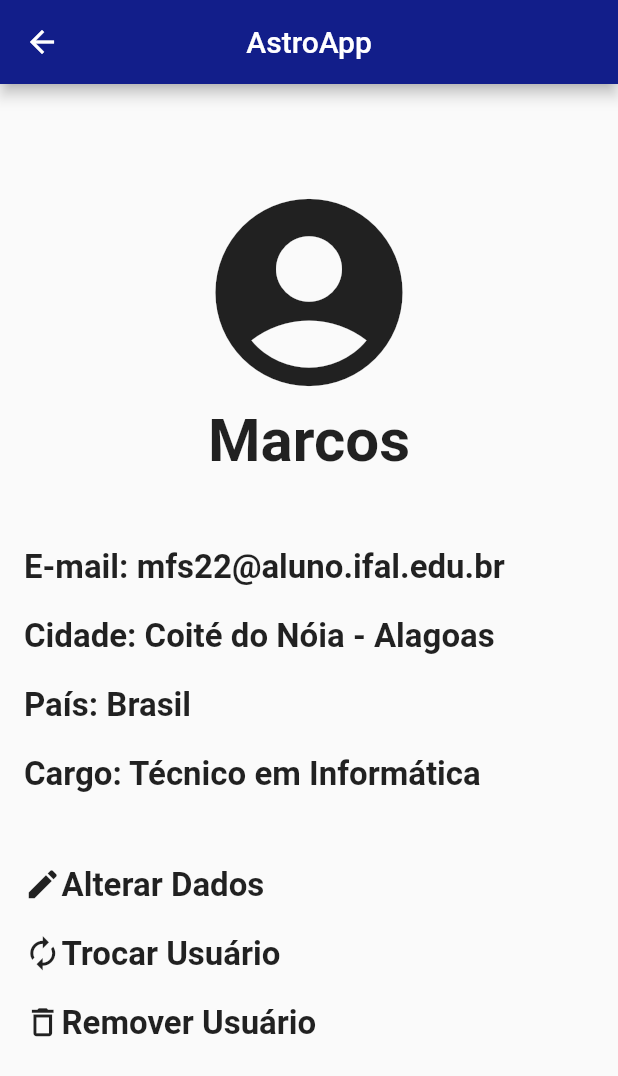
After one commit to RichardoAhlSill/AstroApllication, a Flutter app: the UserPage screen opened directly, on a phone screen of 412 x 824 dp. The commit adds this screen. Shown: the top 1076 px of the screen. Run offline on Flutter 3.47's test engine with Material 2 defaults, Android fonts, the phone set to English and light mode, and no system bars; our stand-ins replace sqflite; accounts and stored records are empty.

Commit message:
Add files via upload

```diff
--- a/lib/data/user_dao.dart
+++ b/lib/data/user_dao.dart
@@ -36,7 +36,6 @@ class UserDao {
     for (var json in result) {
       User usuario = User.fromJson(json);
       lista.add(usuario);
-      print(result.toString());
     }
 
     return lista;
--- a/lib/pages/homePage.dart
+++ b/lib/pages/homePage.dart
@@ -7,6 +7,7 @@ import 'package:astroapp/pages/noticias/noticicaI.dart';
 import 'package:astroapp/pages/noticiasPage.dart';
 import 'package:astroapp/pages/novidadesPage.dart';
 import 'package:astroapp/pages/extra.dart';
+import 'package:astroapp/pages/userpage.dart';
 import 'package:flutter/material.dart';
 import 'package:astroapp/pages/cadastropage.dart';
 import 'package:astroapp/pages/loginpage.dart';
@@ -105,7 +106,7 @@ class _HomePageState extends State<HomePage> {
                     Navigator.push(
                       context,
                       MaterialPageRoute(
-                          builder: (context) => const LoginPage()),
+                          builder: (context) => const UserPage()),
                     );
                   },
                 ),
--- /dev/null
+++ b/lib/pages/userpage.dart
@@ -0,0 +1,185 @@
+import 'dart:io';
+import 'package:flutter/material.dart';
+import 'package:astroapp/domain/user.dart';
+import 'package:astroapp/pages/loginpage.dart';
+import '../data/user_dao.dart';
+
+class UserPage extends StatefulWidget {
+
+  const UserPage({Key? key}):super(key: key);
+
+  @override
+  State<UserPage> createState() => _UserPageState();
+}
+
+class _UserPageState extends State<UserPage> {
+
+  @override
+  Widget build(BuildContext context) {
+    return SafeArea(
+      child: Scaffold(
+        appBar: AppBar(
+          backgroundColor: const Color.fromARGB(255, 18, 30, 138),
+          centerTitle: true,
+          title: const Text('AstroApp',
+            style: TextStyle(color: Colors.white),
+          ),
+        ),
+        body: buildBody(),
+      ),
+    );
+  }
+
+  buildBody() {
+    return Padding(
+      padding: const EdgeInsets.all(16.0),
+      child: SingleChildScrollView(
+        child: Column(
+          crossAxisAlignment: CrossAxisAlignment.stretch,
+
+          children: [
+            const SizedBox(height: 48),
+            Container(
+              child: const Icon(
+                Icons.account_circle,
+                size: 150,
+              ),
+            ),
+            Text(
+              'Marcos',
+              textAlign: TextAlign.center,
+              style: TextStyle(
+                fontSize: 40,
+                fontWeight: FontWeight.bold,
+              ),
+            ),
+
+
+            Column(
+              crossAxisAlignment: CrossAxisAlignment.start,
+              children: [
+
+                const SizedBox(height: 48),
+                const Text(
+                  'E-mail: mfs22@aluno.ifal.edu.br',
+                  textAlign: TextAlign.start,
+                  style: TextStyle(
+                    fontSize: 22,
+                    fontWeight: FontWeight.bold,
+                  ),
+                ),
+
+                const SizedBox(height: 20),
+                const Text(
+                  'Cidade: Coité do Nóia - Alagoas',
+                  textAlign: TextAlign.start,
+                  style: TextStyle(
+                    fontSize: 22,
+                    fontWeight: FontWeight.bold,
+                  ),
+                ),
+
+                const SizedBox(height: 20),
+                const Text(
+                  'País: Brasil',
+                  textAlign: TextAlign.start,
+                  style: TextStyle(
+                    fontSize: 22,
+                    fontWeight: FontWeight.bold,
+                  ),
+                ),
+
+                const SizedBox(height: 20),
+                const Text(
+                  'Cargo: Técnico em Informática',
+                  textAlign: TextAlign.start,
+                  style: TextStyle(
+                    fontSize: 22,
+                    fontWeight: FontWeight.bold,
+                  ),
+                ),
+
+              ],
+            ),
+
+
+
+            const SizedBox(height: 48),
+            InkWell(
+              onTap: (){},
+              child: Wrap(
+                children: [
+                  Icon(
+                    Icons.edit,
+                    size: 25,
+                  ),
+
+                  Text(
+                    'Alterar Dados',
+                    style: TextStyle(
+                      fontSize: 22,
+                      fontWeight: FontWeight.bold,
+                    ),
+                  ),
+
+                ],
+              ),
+            ),
+
+            const SizedBox(height: 20),
+            InkWell(
+              onTap: (){
+                Navigator.push(
+                  context,
+                  MaterialPageRoute(
+                    builder: (context) => const LoginPage(),
+                  ),
+                );
+              },
+              child: Wrap(
+                children: [
+                  Icon(
+                    Icons.autorenew_outlined,
+                    size: 25,
+                  ),
+
+                  Text(
+                    'Trocar Usuário',
+                    style: TextStyle(
+                      fontSize: 22,
+                      fontWeight: FontWeight.bold,
+                    ),
+                  ),
+
+                ],
+              ),
+            ),
+
+            const SizedBox(height: 20),
+            InkWell(
+              onTap: (){},
+              child: Wrap(
+                children: [
+                  Icon(
+                    Icons.delete_outlined,
+                    size: 25,
+                  ),
+
+                  Text(
+                    'Remover Usuário',
+                    style: TextStyle(
+                      fontSize: 22,
+                      fontWeight: FontWeight.bold,
+                    ),
+                  ),
+
+                ],
+              ),
+            ),
+
+          ],
+        ),
+      ),
+    );
+  }
+}
--- a/lib/widget/lista_questoes_card.dart
+++ b/lib/widget/lista_questoes_card.dart
@@ -1,6 +1,5 @@
 import 'package:flutter/material.dart';
 import 'package:astroapp/domain/questoes.dart';
-import 'package:astroapp/pages/home_questoes.dart';
 
 class CardQuestoes extends StatefulWidget {
   final Questoes questoes;
```
